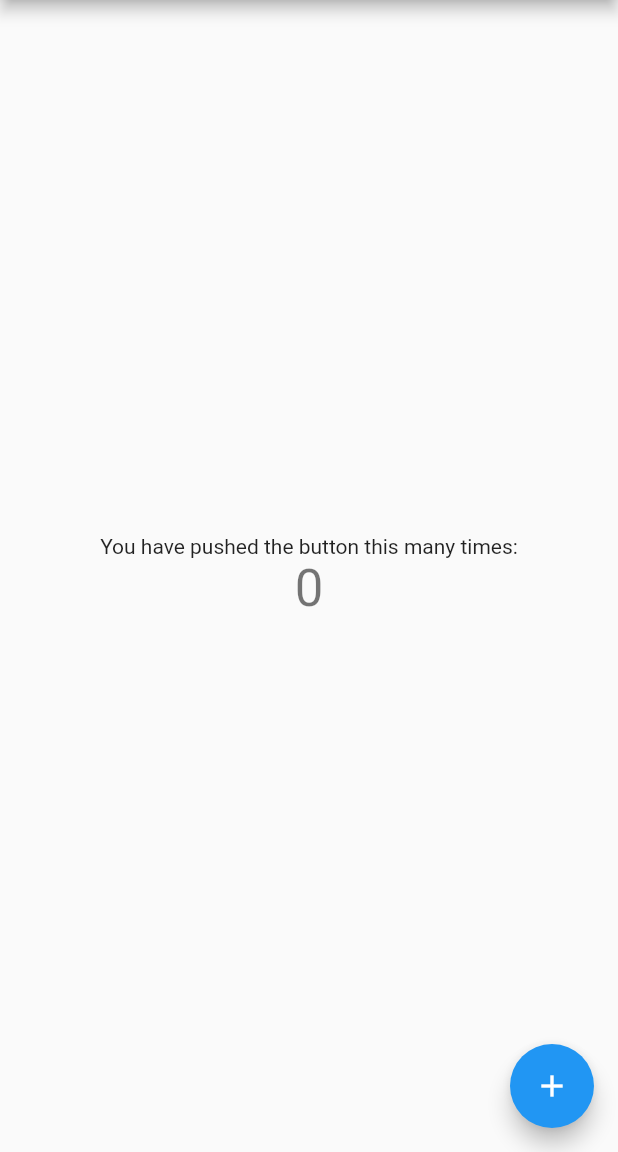
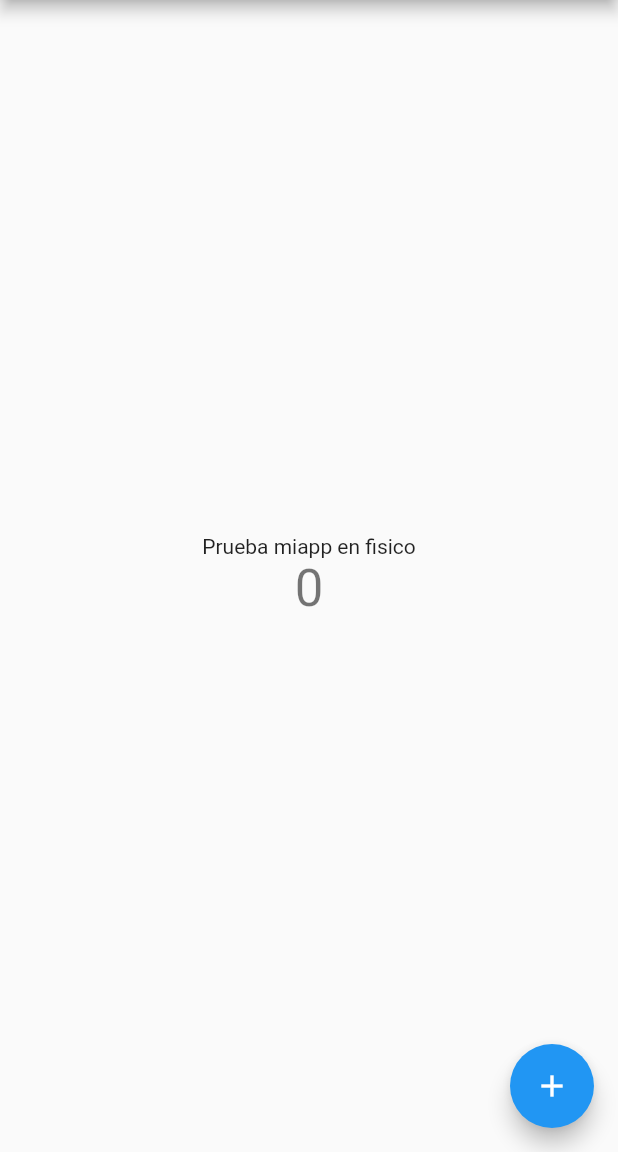
Before and after one commit to ing-jorge-collazos/aplicacion, a Flutter app: the screen it shows after launch, on a phone screen of 412 x 824 dp, the part 84-1236 px from its top. Run offline on Flutter 3.47's test engine with Material 2 defaults, Android fonts, the phone set to English and light mode, and no system bars.

Commit message:
Update main.dart

```diff
--- a/miapp/lib/main.dart
+++ b/miapp/lib/main.dart
@@ -96,7 +96,7 @@ class _MyHomePageState extends State<MyHomePage> {
           mainAxisAlignment: MainAxisAlignment.center,
           children: <Widget>[
             const Text(
-              'You have pushed the button this many times:',
+              'Prueba miapp en fisico',
             ),
             Text(
               '$_counter',
```
